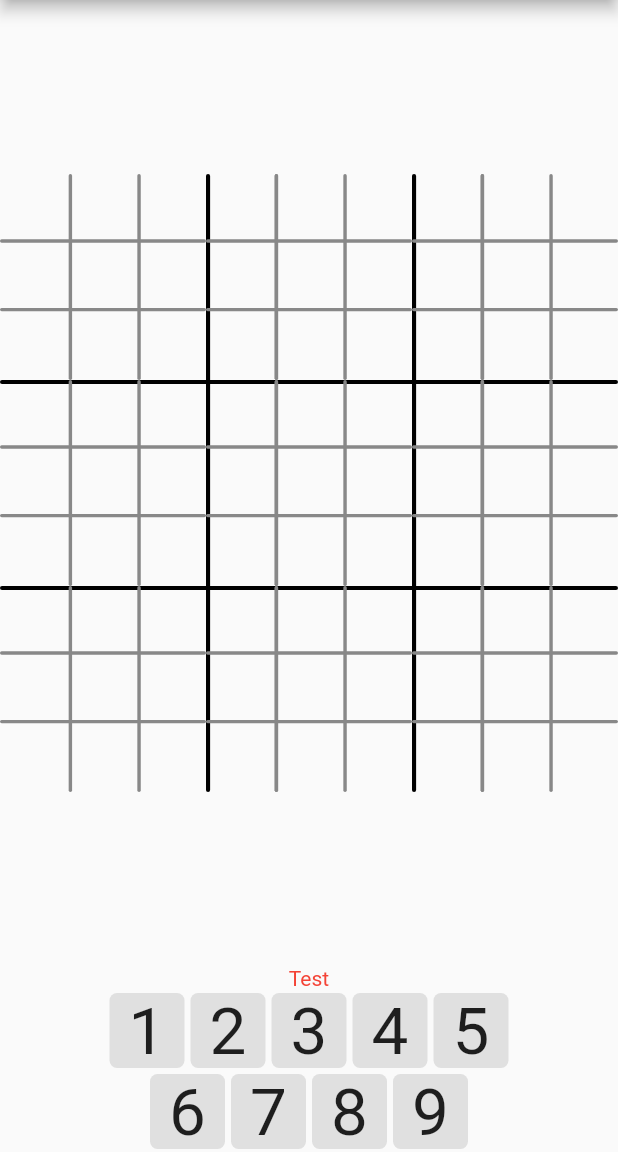
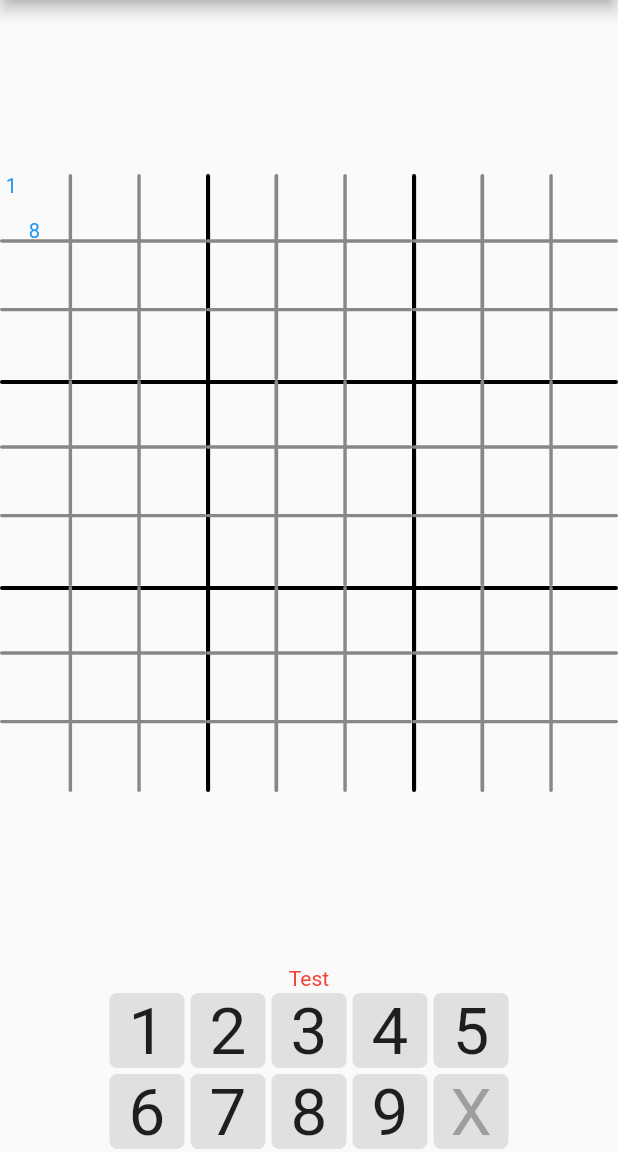
Before and after one commit to tusharsadhwani/2doku, a Flutter app: the screen it shows after launch, on a phone screen of 412 x 824 dp, the part 84-1236 px from its top. Run offline on Flutter 3.47's test engine with Material 2 defaults, Android fonts, the phone set to English and light mode, and no system bars; our stand-ins replace flutter_svg; network calls fail.

Commit message:
added markings grid and button

```diff
--- a/lib/screens/sudoku/sudoku.dart
+++ b/lib/screens/sudoku/sudoku.dart
@@ -25,12 +25,16 @@ class _SudokuState extends State<Sudoku> {
   // ];
   var grid = List.generate(
       9, (_) => List.generate(9, (_) => {'value': -1, 'prefilled': false}));
+  var markings = List.generate(9, (_) => List.generate(9, (_) => Set<int>()));
   int selectedX;
   int selectedY;
+  bool markingMode = false;
 
   @override
   void initState() {
     super.initState();
+    markings[0][0].add(1);
+    markings[0][0].add(8);
     http.get('https://sugoku.herokuapp.com/board?difficulty=easy').then((res) {
       setState(() {
         final data = jsonDecode(res.body);
@@ -61,8 +65,32 @@ class _SudokuState extends State<Sudoku> {
     final y = selectedY;
     if (x < 0 || x > 8 || y < 0 || y > 8) return;
     if (grid[x][y]['prefilled']) return;
+
+    if (markingMode) {
+      if (markings[x][y].contains(value))
+        setState(() {
+          markings[x][y].remove(value);
+        });
+      else
+        setState(() {
+          markings[x][y].add(value);
+        });
+      if (grid[x][y]['value'] as int > 0)
+        setState(() {
+          grid[x][y]['value'] = 0;
+        });
+    } else {
+      if (grid[x][y]['value'] == value) value = 0;
+      setState(() {
+        grid[x][y]['value'] = value;
+        markings[x][y].clear();
+      });
+    }
+  }
+
+  void toggleMarkingMode() {
     setState(() {
-      grid[x][y]['value'] = value;
+      markingMode = !markingMode;
     });
   }
 
@@ -78,14 +106,20 @@ class _SudokuState extends State<Sudoku> {
     return Column(
       children: <Widget>[
         Expanded(
-          child:
-              SudokuGrid(grid, selectedX, selectedY, setSelected, setMessage),
+          child: SudokuGrid(
+            grid,
+            markings,
+            selectedX,
+            selectedY,
+            setSelected,
+            setMessage,
+          ),
         ),
         Text(
           testMessage,
           style: TextStyle(color: Colors.red),
         ),
-        SudokuButtons(setGridValue),
+        SudokuButtons(setGridValue, markingMode, toggleMarkingMode),
       ],
     );
   }
--- a/lib/screens/sudoku/sudoku_buttons.dart
+++ b/lib/screens/sudoku/sudoku_buttons.dart
@@ -2,7 +2,9 @@ import 'package:flutter/material.dart';
 
 class SudokuButtons extends StatelessWidget {
   final Function setGridValue;
-  SudokuButtons(this.setGridValue);
+  final bool markingMode;
+  final Function toggleMarkingMode;
+  SudokuButtons(this.setGridValue, this.markingMode, this.toggleMarkingMode);
   @override
   Widget build(BuildContext context) {
     return Center(
@@ -25,6 +27,7 @@ class SudokuButtons extends StatelessWidget {
             SudokuButton(7, setGridValue),
             SudokuButton(8, setGridValue),
             SudokuButton(9, setGridValue),
+            SudokuModeButton(markingMode, toggleMarkingMode),
           ],
         ),
       ],
@@ -38,13 +41,17 @@ class SudokuButton extends StatelessWidget {
   SudokuButton(this.value, this.setGridValue);
   @override
   Widget build(BuildContext context) {
+    final radius = BorderRadius.circular(5.0);
     return Container(
       margin: const EdgeInsets.all(2.0),
       decoration: BoxDecoration(
-        borderRadius: BorderRadius.circular(5.0),
         color: Colors.grey.shade300,
+        borderRadius: radius,
       ),
+      child: Material(
+        type: MaterialType.transparency,
         child: InkWell(
+          borderRadius: radius,
           onTap: () => setGridValue(value),
           child: SizedBox(
             width: 50,
@@ -54,6 +61,59 @@ class SudokuButton extends StatelessWidget {
             ),
           ),
         ),
+      ),
     );
   }
 }
+
+class SudokuModeButton extends StatelessWidget {
+  final bool markingMode;
+  final Function toggleMarkingMode;
+  SudokuModeButton(this.markingMode, this.toggleMarkingMode);
+  @override
+  Widget build(BuildContext context) {
+    const buttonTextStyle = TextStyle(color: Colors.grey);
+    final radius = BorderRadius.circular(5.0);
+    return Container(
+      margin: const EdgeInsets.all(2.0),
+      child: Container(
+        decoration: BoxDecoration(
+          color: Colors.grey.shade300,
+          borderRadius: radius,
+        ),
+        child: Material(
+          type: MaterialType.transparency,
+          child: InkWell(
+            borderRadius: radius,
+            onTap: () => toggleMarkingMode(),
+            child: SizedBox(
+              width: 50,
+              height: 50,
+              child: markingMode
+                  ? GridView(
+                      physics: NeverScrollableScrollPhysics(),
+                      gridDelegate: SliverGridDelegateWithFixedCrossAxisCount(
+                        crossAxisCount: 3,
+                      ),
+                      children: const <Widget>[
+                        FittedBox(
+                          child: Text(
+                            'X',
+                            style: buttonTextStyle,
+                          ),
+                        ),
+                      ],
+                    )
+                  : const FittedBox(
+                      child: Text(
+                        'X',
+                        style: buttonTextStyle,
+                      ),
+                    ),
+            ),
+          ),
+        ),
+      ),
+    );
+  }
+}
--- a/lib/screens/sudoku/sudoku_grid.dart
+++ b/lib/screens/sudoku/sudoku_grid.dart
@@ -3,12 +3,13 @@ import 'package:flutter_svg/flutter_svg.dart';
 
 class SudokuGrid extends StatefulWidget {
   final List grid;
+  final List<List<Set>> markings;
   final int selectedX;
   final int selectedY;
   final Function setMessage;
   final Function setSelected;
-  SudokuGrid(this.grid, this.selectedX, this.selectedY, this.setSelected,
-      this.setMessage);
+  SudokuGrid(this.grid, this.markings, this.selectedX, this.selectedY,
+      this.setSelected, this.setMessage);
 
   @override
   _SudokuGridState createState() => _SudokuGridState();
@@ -24,13 +25,32 @@ class _SudokuGridState extends State<SudokuGrid> {
         GridView.builder(
           shrinkWrap: true,
           gridDelegate:
+              SliverGridDelegateWithFixedCrossAxisCount(crossAxisCount: 27),
+          itemBuilder: (_, idx) {
+            final x = (idx ~/ 81) % 9;
+            final y = (idx ~/ 3) % 9;
+            final digit = (idx % 3 + (3 * (idx ~/ 27))) % 9 + 1;
+            return FittedBox(
+              child: Text(
+                "${widget.markings[x][y].contains(digit) ? digit : ''}",
+                style: TextStyle(
+                  color: Colors.blue,
+                ),
+              ),
+            );
+          },
+          itemCount: 729,
+        ),
+        GridView.builder(
+          shrinkWrap: true,
+          gridDelegate:
               SliverGridDelegateWithFixedCrossAxisCount(crossAxisCount: 9),
           itemBuilder: (_, idx) {
             final int x = idx ~/ 9;
             final int y = idx % 9;
             return Container(
               color: x == widget.selectedX && y == widget.selectedY
-                  ? Colors.pink.shade200.withAlpha(150)
+                  ? Colors.pink.shade200.withAlpha(100)
                   : Colors.transparent,
               child: InkWell(
                 onTap: () {
```
Lines whose indentation alone changed are shown as unchanged.
